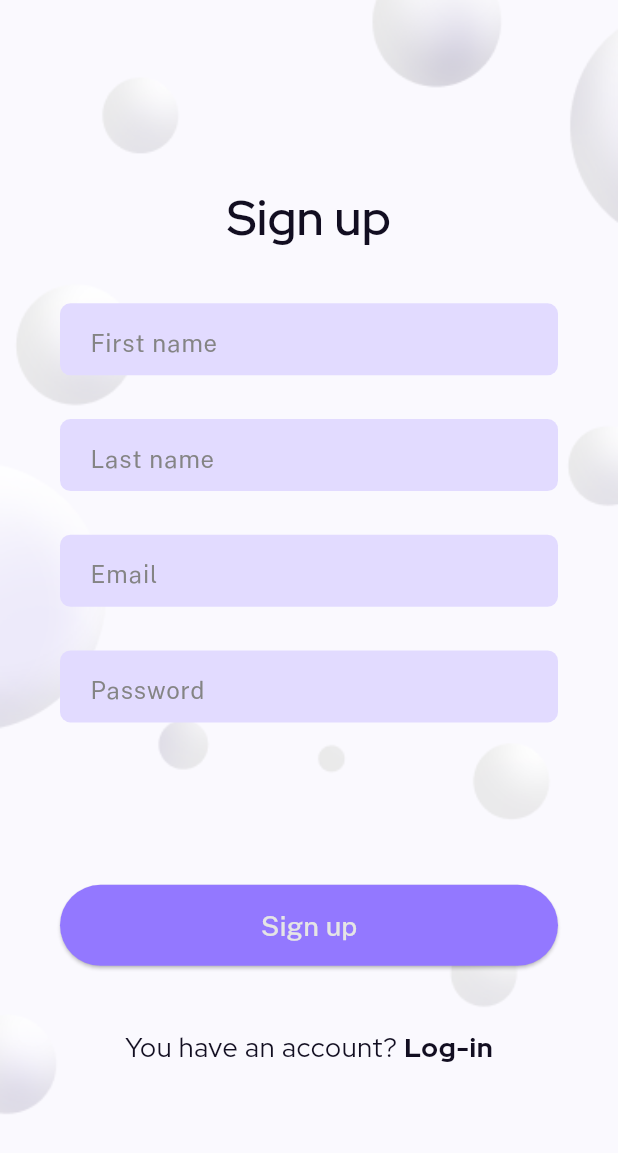
After one commit to Ad450/biite, a Flutter app: the SignupView screen opened directly, on a phone screen of 412 x 824 dp. The commit adds this screen. Shown: the top 1153 px of the screen. Run offline on Flutter 3.47's test engine with Material 3 defaults, Android fonts, the phone set to English and light mode, and no system bars; our stand-ins replace flutter_screenutil, go_router, smooth_page_indicator.

Commit message:
complete onboarding ui

```diff
--- a/lib/core/app/app.theme.dart
+++ b/lib/core/app/app.theme.dart
@@ -80,14 +80,19 @@ class AppTheme {
             ),
           ),
         ),
-        inputDecorationTheme: const InputDecorationTheme(
+        inputDecorationTheme: InputDecorationTheme(
           filled: true,
-          fillColor: ColorName.fillColor,
-          hintStyle: TextStyle(
+          fillColor: ColorName.textfield,
+          // contentPadding: const EdgeInsets.symmetric(vertical: 40),
+          hintStyle: const TextStyle(
             color: ColorName.hintColor,
             fontWeight: FontWeight.normal,
             fontFamily: FontFamily.publicSans,
             fontSize: 16,
+          ),
+          border: OutlineInputBorder(
+            borderSide: const BorderSide(width: 0, style: BorderStyle.none),
+            borderRadius: BorderRadius.circular(7),
           ),
         ),
       );
--- /dev/null
+++ b/lib/core/presentation/biite.auth.text.dart
@@ -0,0 +1,33 @@
+import 'package:biite/gen/colors.gen.dart';
+import 'package:biite/locales.dart';
+import 'package:flutter/material.dart';
+
+class BiiteAuthText extends StatelessWidget {
+  const BiiteAuthText({required this.text, super.key});
+  final String text;
+
+  @override
+  Widget build(BuildContext context) {
+    final theme = Theme.of(context);
+
+    return Text.rich(TextSpan(
+      children: [
+        TextSpan(
+          text: haveAccount,
+          style: theme.textTheme.bodyLarge?.copyWith(
+            fontSize: 18,
+            color: ColorName.onBackground,
+            fontWeight: FontWeight.normal,
+          ),
+        ),
+        TextSpan(
+          text: text,
+          style: theme.textTheme.bodyLarge?.copyWith(
+            fontWeight: FontWeight.bold,
+            fontSize: 18,
+          ),
+        ),
+      ],
+    ));
+  }
+}
--- /dev/null
+++ b/lib/core/presentation/biite.form.field.dart
@@ -0,0 +1,39 @@
+import 'package:biite/gen/colors.gen.dart';
+import 'package:biite/gen/fonts.gen.dart';
+import 'package:flutter/material.dart';
+import 'package:flutter_screenutil/flutter_screenutil.dart';
+
+class BiiteFormField extends StatelessWidget {
+  const BiiteFormField({required this.controller, this.hintText, super.key});
+
+  final TextEditingController controller;
+  final String? hintText;
+  @override
+  Widget build(BuildContext context) {
+    return SizedBox(
+      height: 52.h,
+      width: double.infinity,
+      child: TextField(
+        controller: controller,
+        textAlignVertical: TextAlignVertical.center,
+        decoration: InputDecoration(
+          filled: true,
+          fillColor: ColorName.textfield,
+          hintStyle: const TextStyle(
+            color: ColorName.hintColor,
+            fontWeight: FontWeight.normal,
+            fontFamily: FontFamily.publicSans,
+            fontSize: 16,
+            // textBaseline: TextBaseline.alphabetic
+          ),
+          contentPadding: const EdgeInsets.symmetric(horizontal: 16),
+          hintText: hintText,
+          border: OutlineInputBorder(
+            borderSide: const BorderSide(width: 0, style: BorderStyle.none),
+            borderRadius: BorderRadius.circular(7),
+          ),
+        ),
+      ),
+    );
+  }
+}
--- /dev/null
+++ b/lib/features/signup/signup.view.dart
@@ -0,0 +1,58 @@
+import 'package:biite/core/presentation/biite.auth.text.dart';
+import 'package:biite/core/presentation/biite.button.dart';
+import 'package:biite/core/presentation/biite.form.field.dart';
+import 'package:biite/gen/assets.gen.dart';
+import 'package:biite/gen/colors.gen.dart';
+import 'package:biite/locales.dart';
+import 'package:flutter/material.dart';
+import 'package:flutter_screenutil/flutter_screenutil.dart';
+
+class SignupView extends StatelessWidget {
+  const SignupView({super.key});
+
+  @override
+  Widget build(BuildContext context) {
+    final theme = Theme.of(context);
+
+    return Scaffold(
+      backgroundColor: ColorName.onboardingBackground,
+      body: Container(
+        constraints: const BoxConstraints.expand(),
+        decoration: BoxDecoration(
+          image: DecorationImage(
+            image: AssetImage(
+              Assets.images.loginBubbles.path,
+            ),
+            fit: BoxFit.cover,
+          ),
+        ),
+        child: Padding(
+          padding: const EdgeInsets.symmetric(horizontal: 40),
+          child: SingleChildScrollView(
+            child: Column(
+              children: <Widget>[
+                SizedBox(height: 120.h),
+                Text(
+                  signup,
+                  style: theme.textTheme.titleMedium,
+                ),
+                SizedBox(height: 32.h),
+                BiiteFormField(controller: TextEditingController(), hintText: firstName),
+                SizedBox(height: 24.h),
+                BiiteFormField(controller: TextEditingController(), hintText: lastName),
+                SizedBox(height: 24.h),
+                BiiteFormField(controller: TextEditingController(), hintText: email),
+                SizedBox(height: 24.h),
+                BiiteFormField(controller: TextEditingController(), hintText: password),
+                SizedBox(height: 102.h),
+                BiiteTextButton(onPressed: () {}, text: signup),
+                SizedBox(height: 40.h),
+                const BiiteAuthText(text: login)
+              ],
+            ),
+          ),
+        ),
+      ),
+    );
+  }
+}
--- a/lib/gen/colors.gen.dart
+++ b/lib/gen/colors.gen.dart
@@ -33,4 +33,7 @@ class ColorName {
 
   /// Color: #99879D
   static const Color secondary = Color(0xFF99879D);
+
+  /// Color: #E2DBFF
+  static const Color textfield = Color(0xFFE2DBFF);
 }
--- a/lib/locales.dart
+++ b/lib/locales.dart
@@ -6,3 +6,10 @@ const onboardingMakeMoney = "Make money while working on awesome projects";
 const onboardingChatWithOthers = "Chat with others freelancers and develop your network";
 const onboardingWorkHard = "Work hard and level up!";
 const onboardingEnjoy = "Enjoy your progress!";
+const login = "Log-in";
+const signup = 'Sign up';
+const haveAccount = "You have an account? ";
+const firstName = "First name";
+const lastName = "Last name";
+const email = "Email";
+const password = "Password";
```
Also changed, not shown: lib/features/onboarding/onboarding.view.dart (+36 -20 lines), lib/features/onboarding/widgets/onboarding.widget.dart (+1 -15 lines), lib/features/startup/startup.view.dart (+2 -22 lines), 1 other file.
